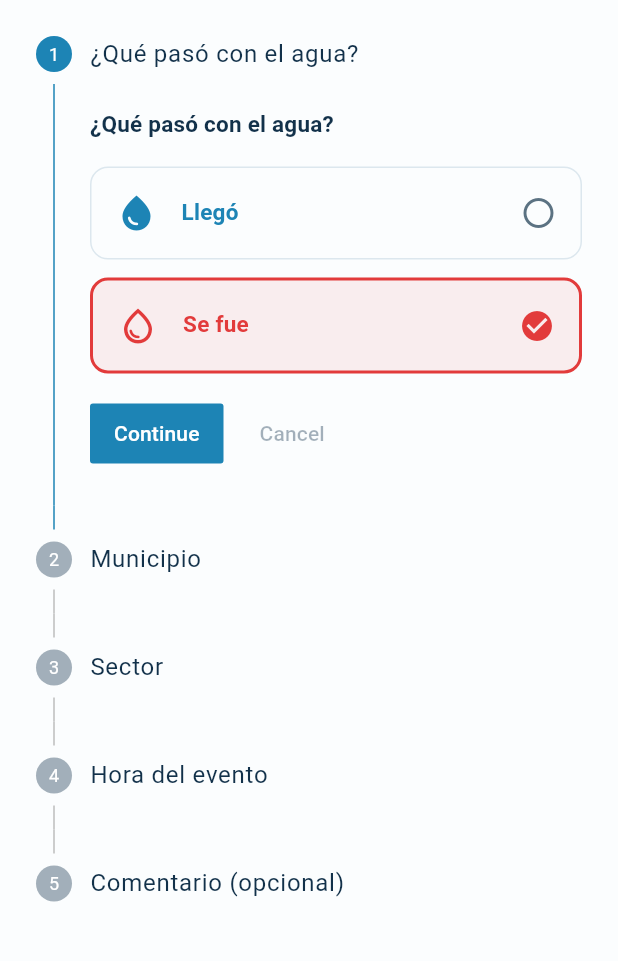
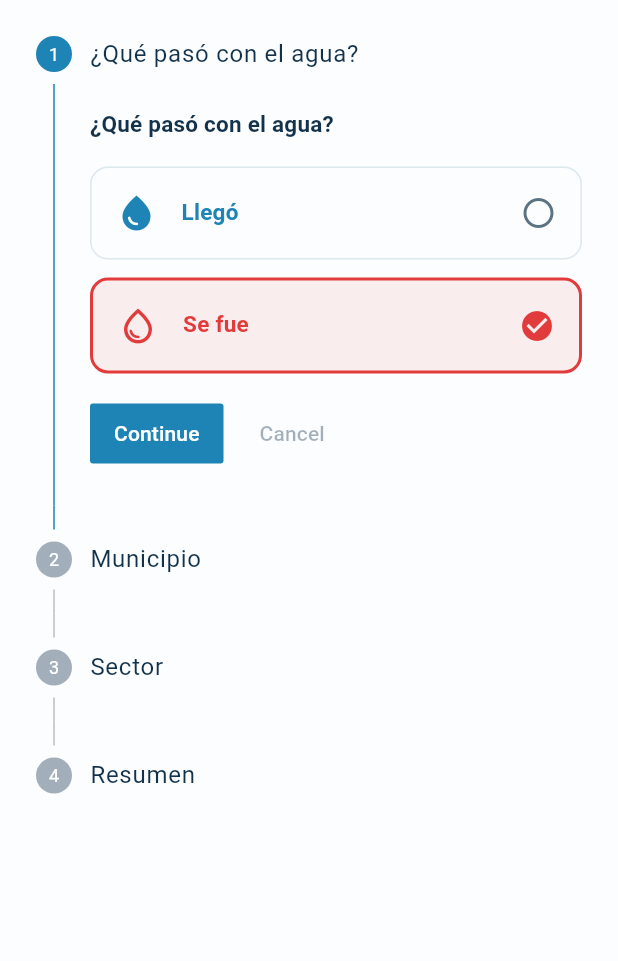
Before and after one commit to arquimedesgarcia/gota, a Flutter app: the WaterRegisterScreen screen opened directly, after a tap on "Se fue", on a phone screen of 412 x 824 dp, the part 84-1045 px from its top. Run offline on Flutter 3.47's test engine with Material 3 defaults, Android fonts, the phone set to English and light mode, and no system bars; our stand-ins replace firebase_core, firebase_messaging, flutter_image_compress, flutter_riverpod, geolocator, image_picker and 1 more; missing offline and left inert: maplibre_gl; accounts and stored records are empty.

Commit message:
fix(pilot): R1-R4 corrections per device validation feedback
R1: Simplify water event registration — auto-initialize eventTime to now(),
    consolidate time/comment steps into resumen step with editable time.
    Flow: type → municipality → sector → resumen (with edit) → confirm.

R2: Refresh water event history after successful registration via
    waterHistoryControllerProvider.notifier.refresh().

R3: Leak resolution confirmation requires community validation per backend
    (existing canConfirmResolution logic respects backend state).

R4: Prevent map zoom feedback loop by ignoring setBounds updates when
    bounds haven't actually changed (debounce onCameraIdle via equality check).

All 157 tests passing; zero analyze issues.

```diff
--- a/lib/features/water/presentation/water_register_controller.dart
+++ b/lib/features/water/presentation/water_register_controller.dart
@@ -7,6 +7,7 @@ import '../../../shared/models/sector.dart';
 import '../data/water_event_repository.dart';
 import '../domain/water_errors.dart';
 import '../domain/water_event_type.dart';
+import 'water_providers.dart';
 
 enum WaterRegisterSubmitStatus { idle, submitting, done, error }
 
@@ -62,7 +63,7 @@ class WaterRegisterState {
 /// obligatorios y traducción de errores a mensajes para el usuario.
 class WaterRegisterController extends Notifier<WaterRegisterState> {
   @override
-  WaterRegisterState build() => const WaterRegisterState();
+  WaterRegisterState build() => WaterRegisterState(eventTime: DateTime.now());
 
   void selectMunicipality(Municipality municipality) => state = state.copyWith(
     municipalityId: municipality.id,
@@ -135,6 +136,8 @@ class WaterRegisterController extends Notifier<WaterRegisterState> {
         submitStatus: WaterRegisterSubmitStatus.done,
         clearError: true,
       );
+      // R2: Refresh water event history after successful registration
+      ref.read(waterHistoryControllerProvider.notifier).refresh();
       return true;
     } on WaterException catch (e) {
       state = state.copyWith(
--- a/lib/features/water/presentation/water_register_screen.dart
+++ b/lib/features/water/presentation/water_register_screen.dart
@@ -9,8 +9,6 @@ import 'water_register_controller.dart';
 import 'water_register_step_type.dart';
 import 'water_register_step_municipality.dart';
 import 'water_register_step_sector.dart';
-import 'water_register_step_time.dart';
-import 'water_register_step_comment.dart';
 
 /// Pantalla del flujo completo de registro de evento de agua
 /// (municipio → sector → hora → comentario → revisar).
@@ -73,7 +71,7 @@ class _WaterRegisterScreenState extends ConsumerState<WaterRegisterScreen> {
               ? const LoadingView(message: 'Registrando evento…')
               : Stepper(
                   currentStep: _currentStep,
-                  onStepContinue: _currentStep < 4
+                  onStepContinue: _currentStep < 3
                       ? () => setState(() => _currentStep++)
                       : null,
                   onStepCancel: _currentStep > 0
@@ -101,12 +99,7 @@ class _WaterRegisterScreenState extends ConsumerState<WaterRegisterScreen> {
                       isActive: _currentStep >= 2,
                     ),
                     Step(
-                      title: const Text(WaterCopy.stepTime),
-                      content: const WaterRegisterStepTime(),
-                      isActive: _currentStep >= 3,
-                    ),
-                    Step(
-                      title: const Text(WaterCopy.stepComment),
+                      title: const Text('Resumen'),
                       content: Column(
                         children: [
                           if (state.errorMessage != null) ...[
@@ -115,23 +108,172 @@ class _WaterRegisterScreenState extends ConsumerState<WaterRegisterScreen> {
                             ),
                             const SizedBox(height: 12),
                           ],
-                          const WaterRegisterStepComment(),
+                          _WaterRegisterReview(),
                         ],
                       ),
-                      isActive: _currentStep >= 4,
+                      isActive: _currentStep >= 3,
                     ),
                   ],
                 ),
         ),
         floatingActionButton:
             state.submitStatus != WaterRegisterSubmitStatus.submitting &&
-                _currentStep == 4
+                _currentStep == 3
             ? FloatingActionButton.extended(
                 onPressed: _submit,
                 icon: const Icon(Icons.check),
                 label: const Text(WaterCopy.confirm),
               )
             : null,
+      ),
+    );
+  }
+}
+
+/// Resumen del evento con opción de editar la hora.
+class _WaterRegisterReview extends ConsumerWidget {
+  const _WaterRegisterReview();
+
+  @override
+  Widget build(BuildContext context, WidgetRef ref) {
+    final state = ref.watch(waterRegisterControllerProvider);
+    final now = DateTime.now();
+
+    return Column(
+      crossAxisAlignment: CrossAxisAlignment.start,
+      children: [
+        Text(
+          'Resumen del evento',
+          style: Theme.of(context).textTheme.titleMedium,
+        ),
+        const SizedBox(height: 16),
+        _ReviewField(
+          label: 'Municipio',
+          value: state.municipalityName ?? '—',
+        ),
+        const SizedBox(height: 12),
+        _ReviewField(
+          label: 'Sector',
+          value: state.sectorName ?? '—',
+        ),
+        const SizedBox(height: 12),
+        Container(
+          padding: const EdgeInsets.all(12),
+          decoration: BoxDecoration(
+            border: Border.all(color: Colors.grey[300]!),
+            borderRadius: BorderRadius.circular(8),
+          ),
+          child: Row(
+            children: [
+              Expanded(
+                child: Column(
+                  crossAxisAlignment: CrossAxisAlignment.start,
+                  children: [
+                    Text(
+                      'Hora del evento',
+                      style: Theme.of(context).textTheme.labelSmall,
+                    ),
+                    const SizedBox(height: 4),
+                    if (state.eventTime != null)
+                      Text(
+                        _formatEventTime(state.eventTime!, now: now),
+                        style: Theme.of(context).textTheme.bodyLarge,
+                      ),
+                  ],
+                ),
+              ),
+              TextButton(
+                onPressed: () => _openTimePicker(context, ref),
+                child: const Text('Editar'),
+              ),
+            ],
+          ),
+        ),
+        const SizedBox(height: 12),
+        if (state.comment.isNotEmpty) ...[
+          _ReviewField(
+            label: 'Comentario',
+            value: state.comment,
+          ),
+        ],
+      ],
+    );
+  }
+
+  Future<void> _openTimePicker(BuildContext context, WidgetRef ref) async {
+    final state = ref.read(waterRegisterControllerProvider);
+    final initial = state.eventTime ?? DateTime.now();
+
+    final selectedDate = await showDatePicker(
+      context: context,
+      initialDate: initial,
+      firstDate: DateTime(2020),
+      lastDate: DateTime.now(),
+    );
+
+    if (!context.mounted || selectedDate == null) return;
+
+    final selectedTime = await showTimePicker(
+      context: context,
+      initialTime: TimeOfDay.fromDateTime(initial),
+    );
+
+    if (!context.mounted || selectedTime == null) return;
+
+    final combined = DateTime(
+      selectedDate.year,
+      selectedDate.month,
+      selectedDate.day,
+      selectedTime.hour,
+      selectedTime.minute,
+    );
+
+    ref
+        .read(waterRegisterControllerProvider.notifier)
+        .selectEventTime(combined);
+  }
+
+  String _formatEventTime(DateTime eventTime, {required DateTime now}) {
+    final diff = now.difference(eventTime);
+    if (diff.inMinutes < 1) return 'Hace unos segundos';
+    if (diff.inMinutes < 60) return 'Hace ${diff.inMinutes}m';
+    if (diff.inHours < 24) return 'Hace ${diff.inHours}h';
+
+    final daysDiff = diff.inDays;
+    if (daysDiff == 1) return 'Ayer';
+    if (daysDiff < 7) return 'Hace $daysDiff días';
+
+    return '${eventTime.day}/${eventTime.month}/${eventTime.year} ${eventTime.hour.toString().padLeft(2, '0')}:${eventTime.minute.toString().padLeft(2, '0')}';
+  }
+}
+
+class _ReviewField extends StatelessWidget {
+  const _ReviewField({required this.label, required this.value});
+
+  final String label;
+  final String value;
+
+  @override
+  Widget build(BuildContext context) {
+    return Container(
+      padding: const EdgeInsets.all(12),
+      decoration: BoxDecoration(
+        border: Border.all(color: Colors.grey[300]!),
+        borderRadius: BorderRadius.circular(8),
+      ),
+      child: Column(
+        crossAxisAlignment: CrossAxisAlignment.start,
+        children: [
+          Text(
+            label,
+            style: Theme.of(context).textTheme.labelSmall,
+          ),
+          const SizedBox(height: 4),
+          Text(
+            value,
+            style: Theme.of(context).textTheme.bodyLarge,
+          ),
+        ],
       ),
     );
   }
```
Also changed, not shown: lib/features/map/presentation/map_providers.dart (+7 -0 lines).
